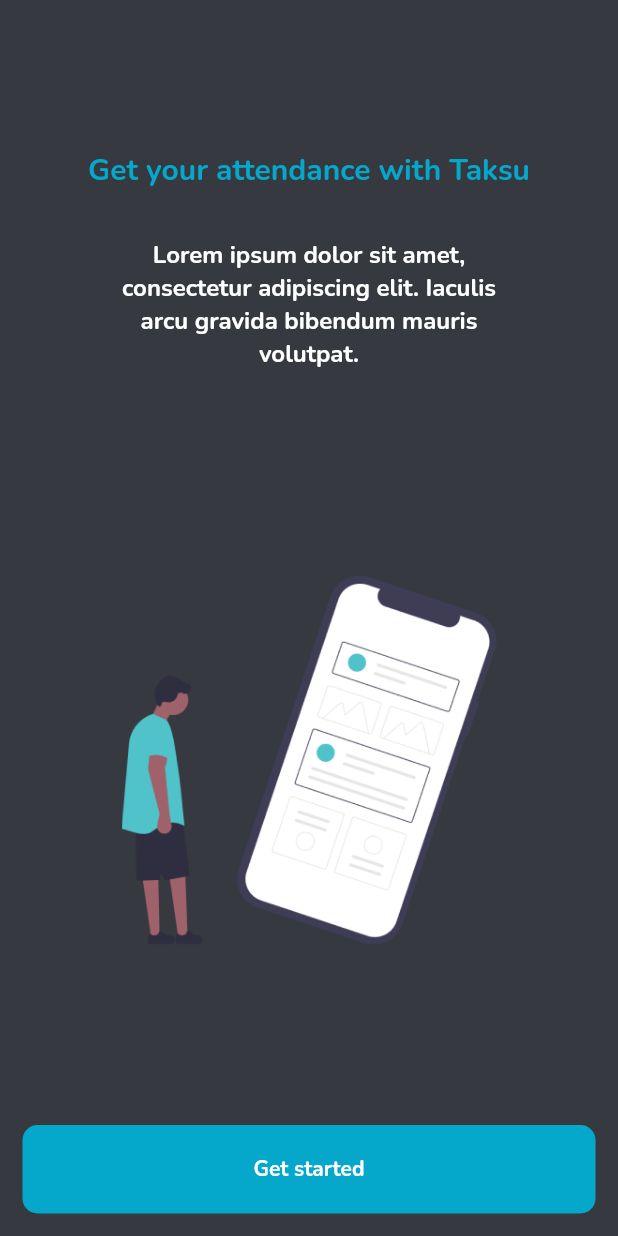
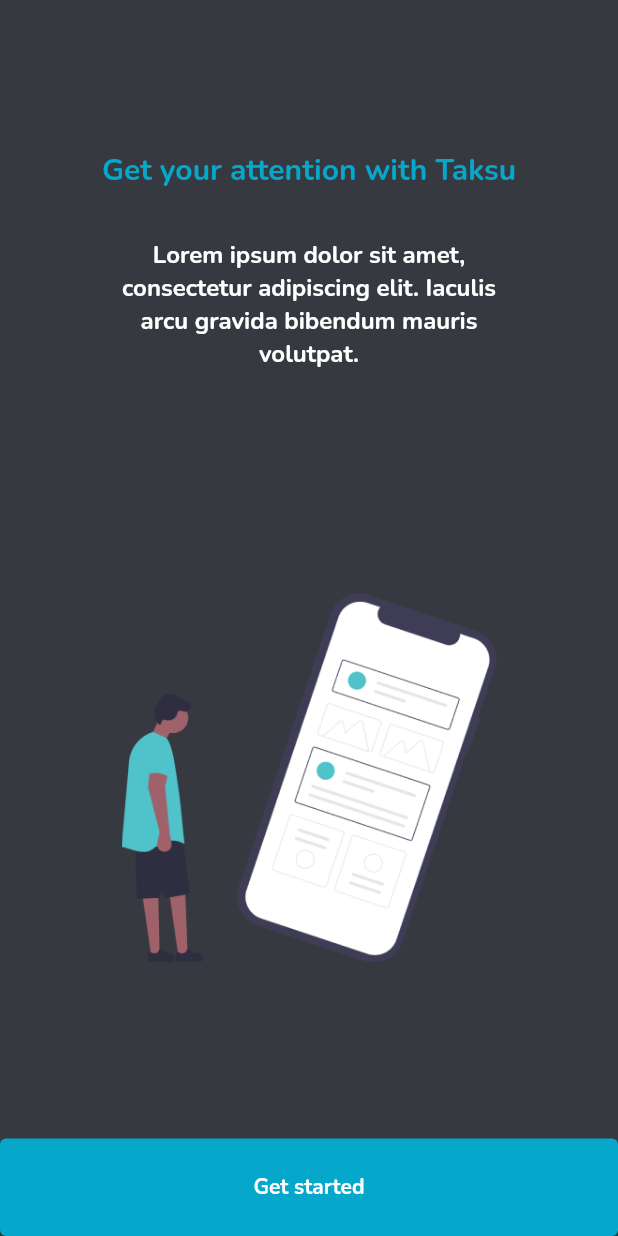
Before and after one commit to yoesside/doco_app, a Flutter app: the screen it shows after launch, on a phone screen of 412 x 824 dp. Run offline on Flutter 3.47's test engine with Material 2 defaults, Android fonts, the phone set to English and light mode, and no system bars.

Commit message:
update_1.3

```diff
--- a/lib/pages/splash_page.dart
+++ b/lib/pages/splash_page.dart
@@ -1,6 +1,7 @@
 import 'package:flutter/material.dart';
 
 import 'package:doco_app/theme.dart';
+import 'package:doco_app/pages/login_page.dart';
 
 class SplashPage extends StatefulWidget {
   @override
@@ -16,19 +17,18 @@ class _SplashPageState extends State<SplashPage> {
         children: <Widget>[
           Container(
               child: Column(
-
             children: [
               Container(
-                  margin: const EdgeInsets.only(
+                  margin: EdgeInsets.only(
                     top: 100,
                   ),
-                  child: Text("Get your attendance with Taksu",
+                  child: Text(
+                    "Get your attention with Taksu",
                     style: TextStyle(
                       color: cyanDarkColor,
                       fontSize: 20,
                     ),
-                  )
-                ),
+                  )),
               // SizedBox(
               //   height: 20,
               // ),
@@ -37,7 +37,8 @@ class _SplashPageState extends State<SplashPage> {
                 padding: EdgeInsets.symmetric(
                   horizontal: 32,
                 ),
-                  child: Text("Lorem ipsum dolor sit amet, consectetur adipiscing elit. Iaculis arcu gravida bibendum mauris volutpat.",
+                child: Text(
+                  "Lorem ipsum dolor sit amet, consectetur adipiscing elit. Iaculis arcu gravida bibendum mauris volutpat.",
                   textAlign: TextAlign.center,
                   style: TextStyle(
                     color: whiteColor,
@@ -46,34 +47,39 @@ class _SplashPageState extends State<SplashPage> {
                 ),
               )
             ],
-            )
-          ),
+          )),
           Container(
             padding: EdgeInsets.symmetric(
               horizontal: 40,
             ),
             child: Center(
-              child: Image.asset("assets/images/splashimage.png",
+                child: Image.asset(
+              "assets/images/splashimage.png",
               width: 250,
-              )
-            ),
+            )),
           ),
           Container(
-            child: GestureDetector(
-              onTap: (){
-                setState(() {
-                  // LoginPage();
-                });
+            child: ElevatedButton(
+              onPressed: () {
+                Navigator.push(
+                    context,
+                    MaterialPageRoute(
+                      builder: (context) => LoginPage(),
+                    ));
               },
+              style: ElevatedButton.styleFrom(
+                primary: cyanDarkColor,
+              ),
               child: Container(
                 margin: EdgeInsets.all(15),
-                padding: EdgeInsets.all(20),
+                padding: EdgeInsets.all(8),
                 width: double.infinity,
                 decoration: BoxDecoration(
                   color: cyanDarkColor,
-                  borderRadius: BorderRadius.circular(10)
                 ),
-                  child: Center(child: Text("Get started", style: TextStyle(
+                child: Center(
+                    child: Text("Get started",
+                        style: TextStyle(
                           color: Colors.white,
                         ))),
               ),
```
Also changed, not shown: lib/pages/dashboard_page.dart (added, +15 -0 lines), lib/pages/login_page.dart (+46 -4 lines), assets/images/Profile.png (added). Lines whose indentation alone changed are shown as unchanged.
